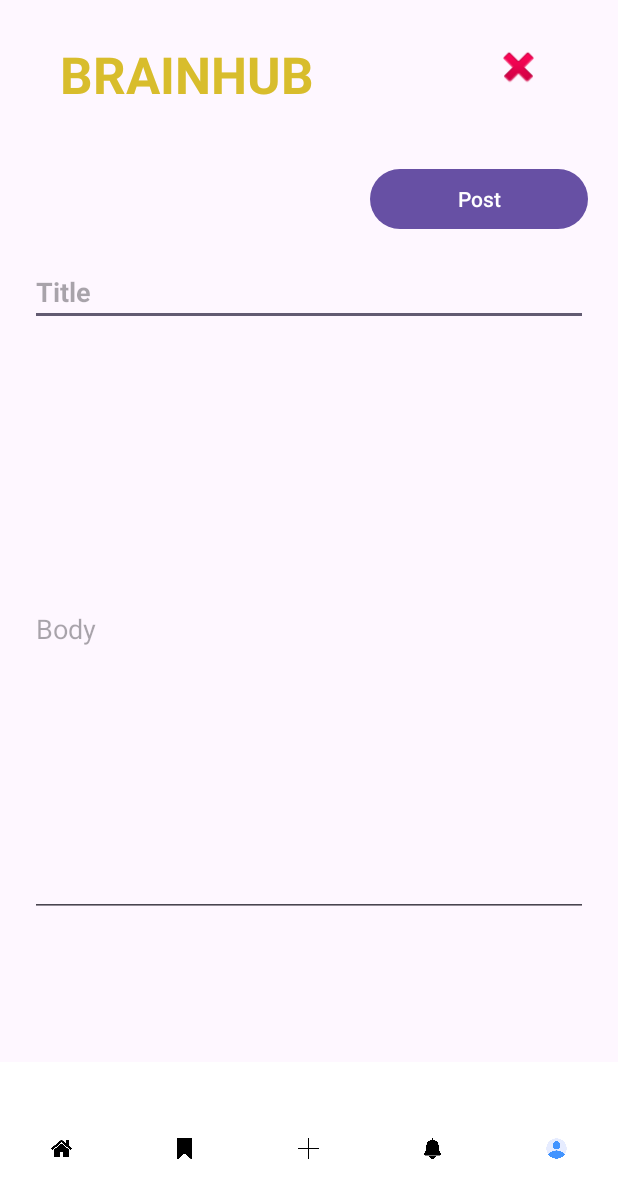
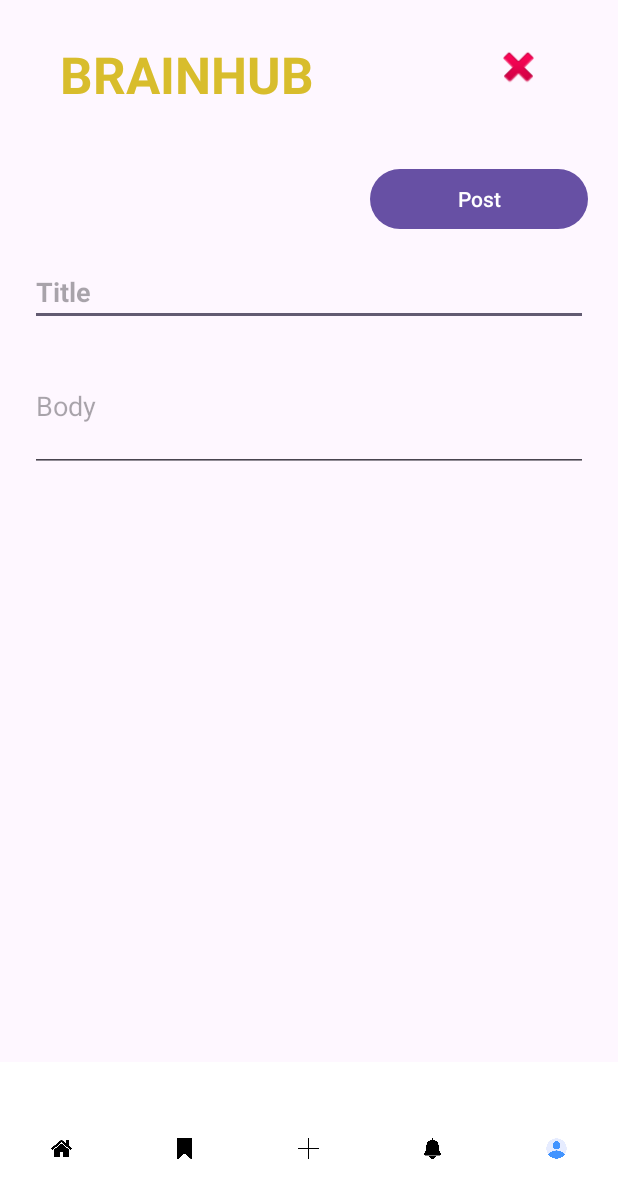
Before and after one commit to el0411/MADFinalProject, an Android app: the CreatePost screen opened directly, with no data from a screen before it, on a phone screen of 412 x 824 dp. Shown: the top 1198 px of the screen. Run offline under Robolectric (Android 15) with nearby library versions, the phone set to English and light mode, and no system bars.

Commit message:
create post adjustments

```diff
--- a/app/src/main/res/layout/activity_create_post.xml
+++ b/app/src/main/res/layout/activity_create_post.xml
@@ -88,14 +88,15 @@
         <EditText
             android:id="@+id/body"
             android:layout_width="match_parent"
-            android:layout_height="384dp"
+            android:layout_height="87dp"
             android:layout_marginStart="20dp"
             android:layout_marginTop="10dp"
             android:layout_marginEnd="20dp"
             android:ems="10"
             android:hint="Body"
-            android:inputType="text"
+            android:inputType="textMultiLine"
             android:textAlignment="viewStart" />
+
     </LinearLayout>
 
     <LinearLayout
```
